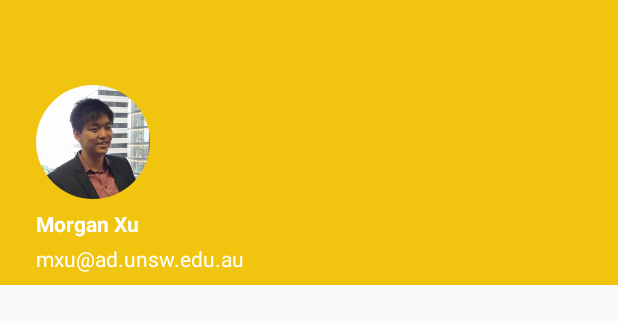
After one commit to owenwalsh/CapabilityConnect, an Android app: the layout nav_drawer_header.xml on its own in the app's theme, with its tools: preview values and no code run, on a phone screen of 412 x 824 dp. The commit adds this screen. Shown: the top 324 px of the screen. Run offline under Robolectric (Android 15) with nearby library versions, the phone set to English and light mode, and no system bars.

Commit message:
added nav view and fragment fo student

```diff
--- a/CapabilityConnect/app/src/main/AndroidManifest.xml
+++ b/CapabilityConnect/app/src/main/AndroidManifest.xml
@@ -9,10 +9,9 @@
         android:icon="@drawable/unsw_logo_launcher"
         android:label="@string/app_name"
         android:supportsRtl="true"
-        android:theme="@style/AppTheme">
+        android:theme="@style/MainTheme">
         <activity
-            android:name=".View.SplashActivity"
-            android:theme="@style/AppTheme.NoActionBar">
+            android:name=".View.SplashActivity">
             <intent-filter>
                 <action android:name="android.intent.action.MAIN" />
 
--- /dev/null
+++ b/CapabilityConnect/app/src/main/res/layout/nav_drawer_header.xml
@@ -0,0 +1,49 @@
+<?xml version="1.0" encoding="utf-8"?>
+<RelativeLayout xmlns:android="http://schemas.android.com/apk/res/android"
+    android:layout_width="match_parent"
+    android:layout_height="190dp"
+    android:background="@drawable/background_material"
+    android:orientation="vertical"
+    >
+
+    <de.hdodenhof.circleimageview.CircleImageView
+        xmlns:app="http://schemas.android.com/apk/res-auto"
+        android:id="@+id/profile_image"
+        android:layout_width="76dp"
+        android:layout_height="76dp"
+        android:src="@drawable/profile"
+        app:border_color="#FF000000"
+        android:layout_marginLeft="24dp"
+        android:layout_centerVertical="true"
+        android:layout_alignParentLeft="true"
+        android:layout_alignParentStart="true"
+        android:layout_marginStart="24dp" />
+
+    <TextView
+        android:layout_width="wrap_content"
+        android:layout_height="wrap_content"
+        android:text="Morgan Xu"
+        android:textSize="14sp"
+        android:textColor="#FFF"
+        android:textStyle="bold"
+        android:gravity="left"
+        android:paddingBottom="4dp"
+        android:id="@+id/username"
+        android:layout_above="@+id/email"
+        android:layout_alignLeft="@+id/profile_image"
+        android:layout_alignStart="@+id/profile_image" />
+
+    <TextView
+        android:layout_width="wrap_content"
+        android:layout_height="wrap_content"
+        android:text="mxu@ad.unsw.edu.au"
+        android:id="@+id/email"
+        android:gravity="left"
+        android:layout_marginBottom="8dp"
+        android:textSize="14sp"
+        android:textColor="#fff"
+        android:layout_alignParentBottom="true"
+        android:layout_alignLeft="@+id/username"
+        android:layout_alignStart="@+id/username" />
+
+</RelativeLayout>
--- a/CapabilityConnect/app/src/main/res/values/styles.xml
+++ b/CapabilityConnect/app/src/main/res/values/styles.xml
@@ -1,16 +1,18 @@
 <resources>
 
     <!-- Base application theme. -->
-    <style name="AppTheme" parent="Theme.AppCompat.Light.DarkActionBar">
+    <style name="MainTheme" parent="Theme.AppCompat.Light.DarkActionBar">
         <!-- Customize your theme here. -->
-        <item name="colorPrimary">@color/colorPrimary</item>
-        <item name="colorPrimaryDark">@color/colorPrimaryDark</item>
-        <item name="colorAccent">@color/colorAccent</item>
+        <item name="android:colorPrimary">@color/colorPrimary</item>
+        <item name="android:colorPrimaryDark">@color/colorPrimaryDark</item>
+        <item name="android:statusBarColor">@android:color/transparent</item>
+        <item name="windowActionBar">false</item>
+        <item name="windowNoTitle">true</item>
+        <item name="windowActionModeOverlay">true</item>
+        <item name="android:windowDrawsSystemBarBackgrounds">true</item>
     </style>
 
 
-    <style name="AppTheme.NoActionBar" parent="Theme.AppCompat.Light.NoActionBar">
-    </style>
 
     <style name="AppTheme.AppBarOverlay" parent="ThemeOverlay.AppCompat.Dark.ActionBar" />
 
```
Also changed, not shown: CapabilityConnect/app/build.gradle (+9 -6 lines), CapabilityConnect/app/src/main/java/au/com/owenwalsh/capabilityconnect/View/MainActivity.java (+75 -52 lines), CapabilityConnect/app/src/main/java/au/com/owenwalsh/capabilityconnect/View/StudentListFragment.java (added, +128 -0 lines), CapabilityConnect/app/src/main/res/layout/activity_main.xml (+30 -28 lines), CapabilityConnect/app/src/main/res/layout/fragment_student_list.xml (added, +53 -0 lines), CapabilityConnect/app/src/main/res/layout/tool_bar.xml (added, +7 -0 lines), CapabilityConnect/app/src/main/res/menu/nav_drawer_menu.xml (added, +25 -0 lines), CapabilityConnect/app/src/main/res/values/strings.xml (+16 -0 lines), CapabilityConnect/app/src/main/res/drawable/background_material.jpg (added), CapabilityConnect/app/src/main/res/drawable/cal_icon.png (added), CapabilityConnect/app/src/main/res/drawable/class_icon.png (added), CapabilityConnect/app/src/main/res/drawable/person_icon.png (added), CapabilityConnect/app/src/main/res/drawable/profile.jpg (added).
